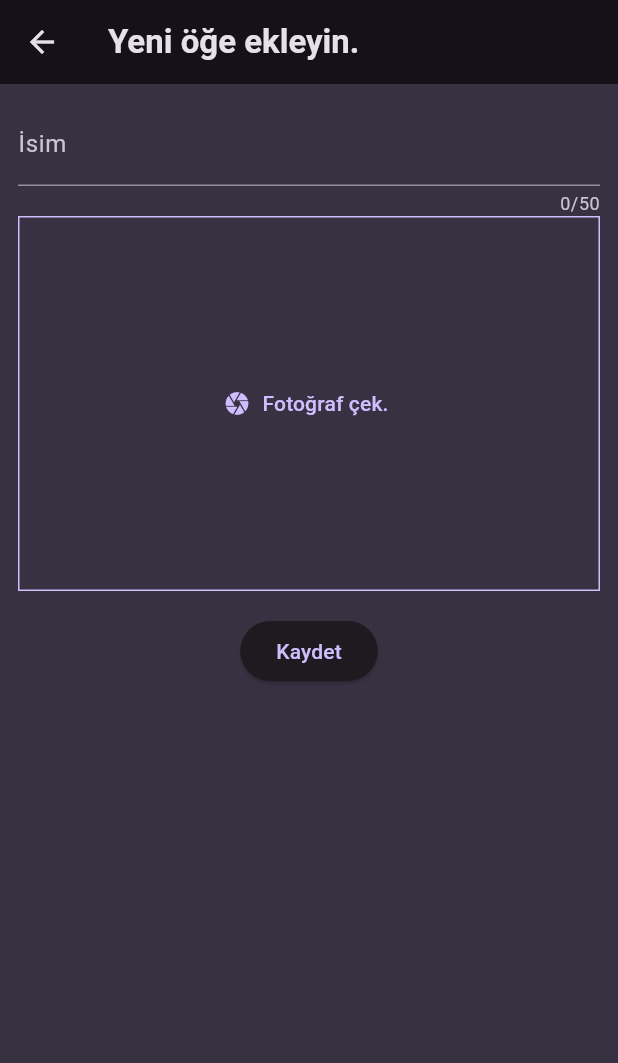
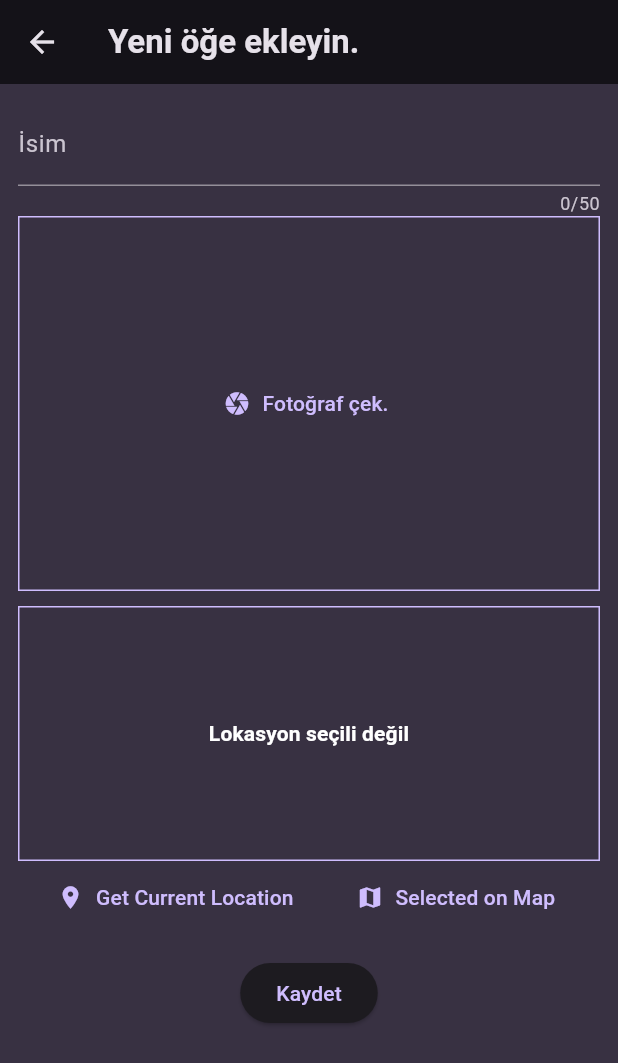
Before and after one commit to zeynep-pixel/Favorite_Places, a Flutter app: the NewItem screen opened directly, on a phone screen of 412 x 824 dp. Shown: the top 1063 px of the screen. Run offline on Flutter 3.47's test engine with Material 3 defaults, Android fonts, the phone set to English and light mode, and no system bars; our stand-ins replace flutter_riverpod, google_fonts, image_picker, location; network calls fail.

Commit message:
location picker added

```diff
--- a/lib/models/places.dart
+++ b/lib/models/places.dart
@@ -5,13 +5,24 @@ import 'package:uuid/uuid.dart';
 
 const uuid = Uuid();
 
-class Places  {
+class PlaceLocation {
+  final double latitude;
+  final double longitude;
+  final String address;
+
+  PlaceLocation(
+      {required this.latitude, required this.longitude, required this.address});
+}
+
+class Places {
   final String id;
   final String name;
   final File image;
+  final PlaceLocation location;
 
-
-
-  Places({ required this.name, required this.image}): id = uuid.v4()  ;
-
+  Places({
+    required this.name,
+    required this.image,
+    required this.location,
+  }) : id = uuid.v4();
 }
--- a/lib/provider/user_place.dart
+++ b/lib/provider/user_place.dart
@@ -7,8 +7,8 @@ import 'package:flutter_riverpod/flutter_riverpod.dart';
 class UserPlaceNotifier extends StateNotifier<List<Places>>{
   UserPlaceNotifier() : super(const []);
 
-  void addPlace(String title, File image){
-    final newPlace = Places(name: title, image: image);
+  void addPlace(String title, File image, PlaceLocation location){
+    final newPlace = Places(name: title, image: image, location: location);
     state = [newPlace, ...state];
   }
 
--- a/lib/screens/new_item.dart
+++ b/lib/screens/new_item.dart
@@ -1,8 +1,10 @@
 
 import 'dart:io';
 
+import 'package:favorite_places/models/places.dart';
 import 'package:favorite_places/provider/user_place.dart';
 import 'package:favorite_places/widgets/image_input.dart';
+import 'package:favorite_places/widgets/location_input.dart';
 import 'package:flutter/material.dart';
 import 'package:flutter_riverpod/flutter_riverpod.dart';
 
@@ -18,14 +20,15 @@ class _NewItemState extends ConsumerState<NewItem> {
   final _titlecontroller = TextEditingController();
   final formKey = GlobalKey<FormState>();
   File? selectedImage ;
+  PlaceLocation? _selectedLocaton;
 
   void saveItem(){
     final enteredName = _titlecontroller.text;
-    if (enteredName.isEmpty || selectedImage == null) {
+    if (enteredName.isEmpty || selectedImage == null || _selectedLocaton == null ) {
       return;
     }
 
-    ref.read(UserPlaceProvider.notifier).addPlace(enteredName, selectedImage!);
+    ref.read(UserPlaceProvider.notifier).addPlace(enteredName, selectedImage!, _selectedLocaton!);
     Navigator.of(context).pop();
 
 
@@ -58,8 +61,13 @@ class _NewItemState extends ConsumerState<NewItem> {
               style: Theme.of(context).textTheme.titleMedium!.copyWith(color: Colors.white),
             ),
             ImageInput(onPickedImage: (image){ selectedImage = image;},),
-            const SizedBox(height: 16,)
-            ,
+            const SizedBox(height: 10,),
+            LocationInput(onSelectLocation: (location){
+              _selectedLocaton =location;
+
+            },),
+
+            const SizedBox(height: 16,),
             ElevatedButton(onPressed: saveItem, child: const Text('Kaydet'))]
           ),
         ),
--- /dev/null
+++ b/lib/widgets/location_input.dart
@@ -0,0 +1,134 @@
+import 'dart:convert';
+
+import 'package:favorite_places/models/places.dart';
+import 'package:flutter/cupertino.dart';
+import 'package:flutter/material.dart';
+import 'package:location/location.dart';
+import 'package:http/http.dart' as http;
+
+class LocationInput extends StatefulWidget {
+  final void Function( PlaceLocation location) onSelectLocation;
+
+  const LocationInput({super.key, required this.onSelectLocation});
+  @override
+  State<StatefulWidget> createState() {
+
+    return _LocationInputsState();
+  }
+}
+
+class _LocationInputsState extends State<LocationInput> {
+  PlaceLocation? _pickedLocation;
+  var _isGettingLocation = false;
+
+  String get locationImage{
+    if(_pickedLocation == null){
+      return '';
+    }
+    final lat = _pickedLocation!.latitude;
+    final lng = _pickedLocation!.longitude;
+    return 'https://maps.googleapis.com/maps/api/staticmap?center=$lat,$lng&zoom=16&size=600x300&maptype=roadmap&markers=color:red%7Clabel:A%7C$lat,$lng&key=AIzaSyC0qgLgwLMlDX15E_NmQGyQH1n0D2mpmVw';
+  }
+
+  void getLocation() async {
+
+
+    Location location = new Location();
+
+    bool serviceEnabled;
+    PermissionStatus permissionGranted;
+    LocationData locationData;
+
+    serviceEnabled = await location.serviceEnabled();
+    if (!serviceEnabled) {
+      serviceEnabled = await location.requestService();
+      if (!serviceEnabled) {
+        return;
+      }
+    }
+
+    permissionGranted = await location.hasPermission();
+    if (permissionGranted == PermissionStatus.denied) {
+      permissionGranted = await location.requestPermission();
+      if (permissionGranted != PermissionStatus.granted) {
+        return;
+      }
+    }
+    setState(() {
+
+       _isGettingLocation = true;
+    });
+
+
+    locationData = await location.getLocation();
+    final lat = locationData.latitude;
+    final lng = locationData.longitude;
+
+    if(lat == null|| lng == null){
+      return;
+    }
+
+
+
+    final url = Uri.parse('https://maps.googleapis.com/maps/api/geocode/json?latlng=$lat,$lng&key=AIzaSyC0qgLgwLMlDX15E_NmQGyQH1n0D2mpmVw');
+    final response = await http.get(url);
+    final resData = json.decode(response.body);
+    final address = resData['results'][0]['formatted_address'];
+
+
+     setState(() {
+       _pickedLocation = PlaceLocation(latitude: lat, longitude: lng, address: address);
+       _isGettingLocation = false;
+    });
+    widget.onSelectLocation(_pickedLocation!);
+
+  }
+
+  @override
+  Widget build(BuildContext context) {
+    Widget previewContent =  Text(
+           style: Theme.of(context).textTheme.titleSmall!,
+            'Lokasyon seçili değil',
+            textAlign: TextAlign.center,
+
+          );
+
+    if(_pickedLocation != null){
+      previewContent = Image.network(locationImage, fit: BoxFit.cover, width: double.infinity, height: double.infinity,);
+    }
+
+    if(_isGettingLocation == true){
+      previewContent = const CircularProgressIndicator();
+    }
+
+
+
+
+    return Column(
+      children: [
+        Container(
+          alignment: Alignment.center,
+          height: 170,
+          width: double.infinity,
+          decoration: BoxDecoration(
+              border: Border.all(
+                  width: 1, color: Theme.of(context).colorScheme.primary)),
+          child: previewContent,
+        ),
+        Row(
+          mainAxisAlignment: MainAxisAlignment.spaceEvenly,
+          children: [
+            TextButton.icon(
+                icon: const Icon(Icons.location_on),
+                onPressed: getLocation,
+                label: const Text('Get Current Location')),
+            TextButton.icon(
+                icon: const Icon(Icons.map),
+                onPressed: () {},
+                label: const Text('Selected on Map'))
+          ],
+        )
+      ],
+    );
+  }
+}
--- a/lib/widgets/places_list.dart
+++ b/lib/widgets/places_list.dart
@@ -21,6 +21,7 @@ class PlacesList extends StatelessWidget {
           child: ListTile(
             leading: CircleAvatar(radius: 26,backgroundImage: FileImage(places[index].image),),
             title: Text(places[index].name, style: Theme.of(context).textTheme.titleMedium!,),
+            subtitle: Text(places[index].location.address, style: Theme.of(context).textTheme.titleSmall!,),
             onTap: () {
               Navigator.of(context).push(MaterialPageRoute(builder: (ctx)=> Details(place: places[index],)));
             },
--- a/pubspec.yaml
+++ b/pubspec.yaml
@@ -40,6 +40,7 @@ dependencies:
   uuid: ^4.5.1
   flutter_riverpod: ^2.5.1
   image_picker: ^1.1.2
+  location: ^7.0.1
 
 dev_dependencies:
   flutter_test:
```
Also changed, not shown: lib/screens/details.dart (+38 -6 lines), pubspec.lock, 2 other files.
